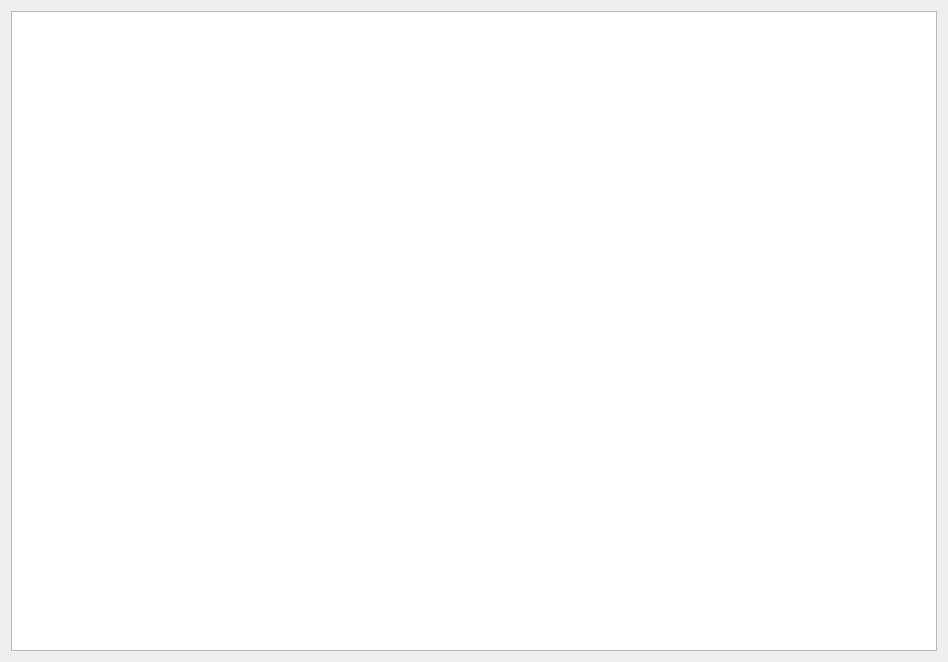
First picture: the form in dialog.ui, repository myoniles/colorgraphs, before the edit.
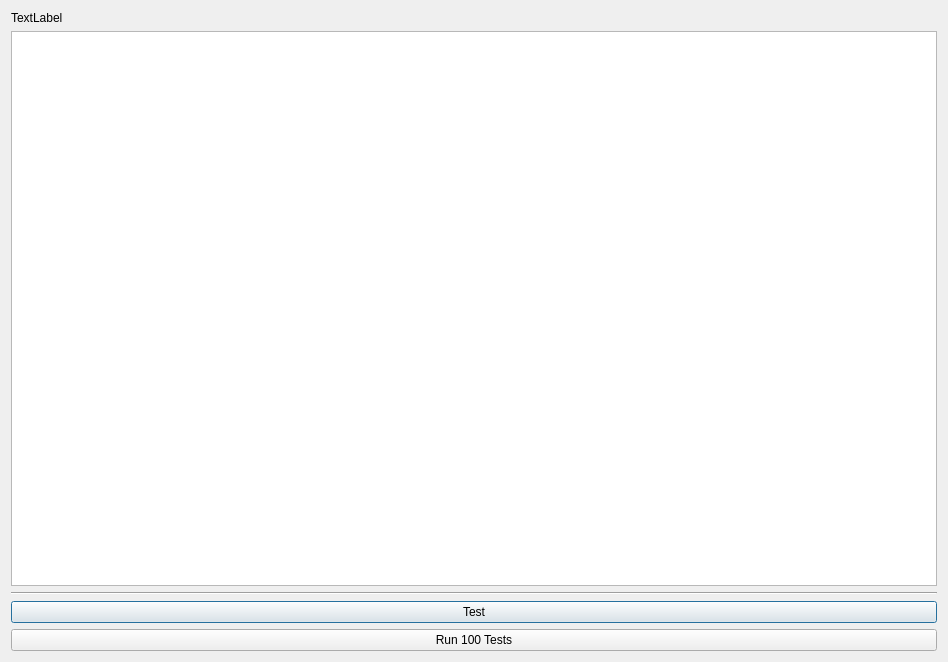
Second picture: the form after the edit.

Commit message: progress on line connectivity

What changed in the file:
```diff
--- a/dialog.ui
+++ b/dialog.ui
@@ -14,9 +14,37 @@
    <string>Dialog</string>
   </property>
   <layout class="QVBoxLayout" name="verticalLayout">
+   <item>
+    <widget class="QLabel" name="status">
+     <property name="text">
+      <string>TextLabel</string>
+     </property>
+    </widget>
+   </item>
    <item>
     <widget class="QGraphicsView" name="graphicsView"/>
    </item>
+   <item>
+    <widget class="Line" name="line">
+     <property name="orientation">
+      <enum>Qt::Horizontal</enum>
+     </property>
+    </widget>
+   </item>
+   <item>
+    <widget class="QPushButton" name="pushButton_2">
+     <property name="text">
+      <string>Test</string>
+     </property>
+    </widget>
+   </item>
+   <item>
+    <widget class="QPushButton" name="pushButton">
+     <property name="text">
+      <string>Run 100 Tests</string>
+     </property>
+    </widget>
+   </item>
   </layout>
  </widget>
  <layoutdefault spacing="6" margin="11"/>
```
The commit also changes 14 other files.
